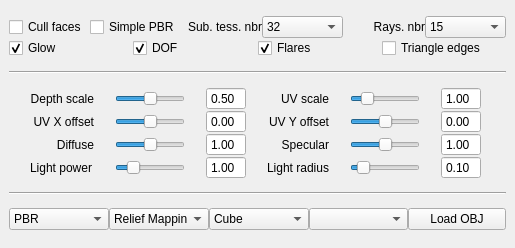
This is Sources/dockwidget3dsettings.ui in kmkolasinski/AwesomeBump as Qt 5 draws it before an edit. The edited form follows.
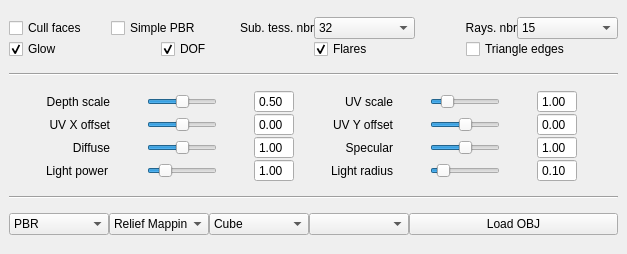
This is the edited form.

Patch:
```diff
--- a/Sources/dockwidget3dsettings.ui
+++ b/Sources/dockwidget3dsettings.ui
@@ -9,8 +9,8 @@
    <rect>
     <x>0</x>
     <y>0</y>
-    <width>515</width>
-    <height>248</height>
+    <width>627</width>
+    <height>254</height>
    </rect>
   </property>
   <property name="sizePolicy">
@@ -22,13 +22,13 @@
   <property name="minimumSize">
    <size>
     <width>515</width>
-    <height>233</height>
+    <height>254</height>
    </size>
   </property>
   <property name="maximumSize">
    <size>
     <width>524287</width>
-    <height>2000</height>
+    <height>254</height>
    </size>
   </property>
   <property name="windowOpacity">
@@ -56,6 +56,12 @@
      <verstretch>0</verstretch>
     </sizepolicy>
    </property>
+   <property name="maximumSize">
+    <size>
+     <width>16777215</width>
+     <height>400</height>
+    </size>
+   </property>
    <layout class="QVBoxLayout" name="verticalLayout_2">
     <item>
      <layout class="QVBoxLayout" name="verticalLayout">
```
